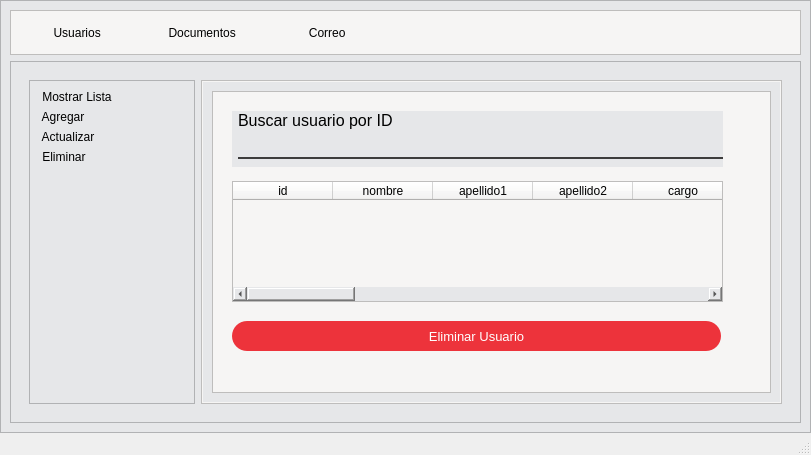
Above: Tecnologías Emergentes/proyecto.ui from evegand/8vo before the change. Below: the same form after it.
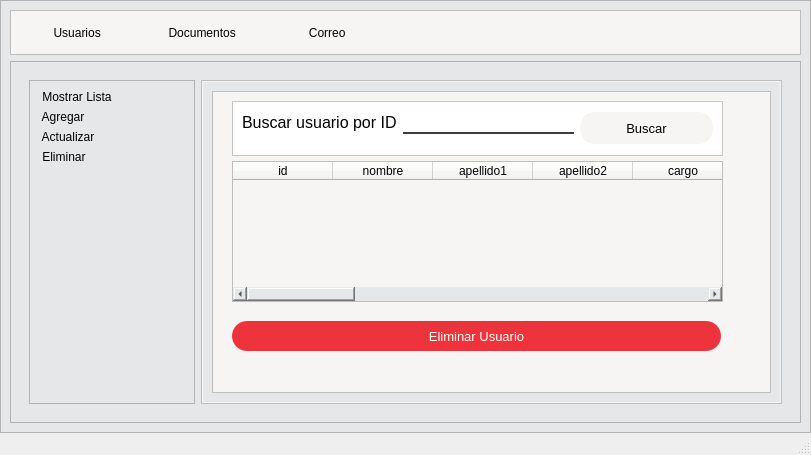
That is the form after the change. The open tabs and pages were chosen to show the change. Icons and pictures are not drawn.

The edit to the form file:
```diff
--- a/Tecnologías Emergentes/proyecto.ui
+++ b/Tecnologías Emergentes/proyecto.ui
@@ -1009,35 +1009,13 @@
                          <string>Eliminar Usuario</string>
                         </property>
                        </widget>
-                       <widget class="QWidget" name="formLayoutWidget_5">
-                        <property name="geometry">
-                         <rect>
-                          <x>20</x>
-                          <y>20</y>
-                          <width>491</width>
-                          <height>56</height>
-                         </rect>
-                        </property>
-                        <layout class="QFormLayout" name="formLayout_5">
-                         <item row="1" column="1">
-                          <widget class="QLabel" name="findByIDLabel_2">
-                           <property name="text">
-                            <string>Buscar usuario por ID</string>
-                           </property>
-                          </widget>
-                         </item>
-                         <item row="2" column="1">
-                          <widget class="QLineEdit" name="findByIDLineEdit_2"/>
-                         </item>
-                        </layout>
-                       </widget>
                        <widget class="QTableWidget" name="usersTable_2">
                         <property name="geometry">
                          <rect>
                           <x>20</x>
-                          <y>90</y>
+                          <y>70</y>
                           <width>491</width>
-                          <height>121</height>
+                          <height>141</height>
                          </rect>
                         </property>
                         <column>
@@ -1126,6 +1104,57 @@
                          </property>
                         </column>
                        </widget>
+                       <widget class="QFrame" name="frame_6">
+                        <property name="geometry">
+                         <rect>
+                          <x>20</x>
+                          <y>10</y>
+                          <width>491</width>
+                          <height>55</height>
+                         </rect>
+                        </property>
+                        <property name="styleSheet">
+                         <string notr="true">background-color: rgb(255, 255, 255);</string>
+                        </property>
+                        <property name="frameShape">
+                         <enum>QFrame::StyledPanel</enum>
+                        </property>
+                        <property name="frameShadow">
+                         <enum>QFrame::Raised</enum>
+                        </property>
+                        <layout class="QHBoxLayout" name="horizontalLayout_6" stretch="5,2">
+                         <item>
+                          <layout class="QFormLayout" name="formLayout_4">
+                           <item row="0" column="0">
+                            <widget class="QLabel" name="findByIDLabel_2">
+                             <property name="text">
+                              <string>Buscar usuario por ID</string>
+                             </property>
+                            </widget>
+                           </item>
+                           <item row="0" column="1">
+                            <widget class="QLineEdit" name="findByIDLineEdit_2"/>
+                           </item>
+                          </layout>
+                         </item>
+                         <item>
+                          <widget class="QPushButton" name="userFindBtn2">
+                           <property name="minimumSize">
+                            <size>
+                             <width>0</width>
+                             <height>32</height>
+                            </size>
+                           </property>
+                           <property name="styleSheet">
+                            <string notr="true">background-color: rgb(246, 245, 244);</string>
+                           </property>
+                           <property name="text">
+                            <string>Buscar</string>
+                           </property>
+                          </widget>
+                         </item>
+                        </layout>
+                       </widget>
                       </widget>
                      </item>
                     </layout>
```
Left out of the diff: 2 changed lines with no effect on the pictures.
